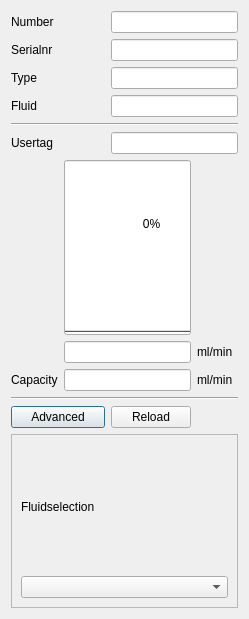
Above: ui/flowchannel_meter.ui from ArJKloek/FlowControl before the change. Below: the same form after it.
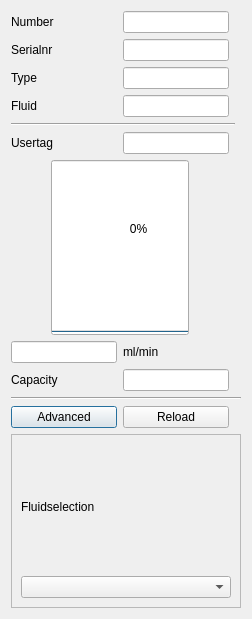
That is the form after the change.

The edit to the form file:
```diff
--- a/ui/flowchannel_meter.ui
+++ b/ui/flowchannel_meter.ui
@@ -6,7 +6,7 @@
    <rect>
     <x>0</x>
     <y>0</y>
-    <width>249</width>
+    <width>252</width>
     <height>619</height>
    </rect>
   </property>
@@ -19,29 +19,16 @@
   <property name="windowTitle">
    <string>FlowChannel</string>
   </property>
-  <layout class="QGridLayout" name="gridLayout">
-   <item row="7" column="1" colspan="2">
-    <layout class="QGridLayout" name="gridLayout_2">
-     <item row="0" column="0">
-      <widget class="QProgressBar" name="progressBar">
-       <property name="sizePolicy">
-        <sizepolicy hsizetype="Expanding" vsizetype="Expanding">
-         <horstretch>0</horstretch>
-         <verstretch>0</verstretch>
-        </sizepolicy>
-       </property>
-       <property name="value">
-        <number>0</number>
-       </property>
-       <property name="orientation">
-        <enum>Qt::Vertical</enum>
-       </property>
-      </widget>
-     </item>
-    </layout>
+  <layout class="QGridLayout" name="gridLayout" columnstretch="0,0,0,0">
+   <item row="11" column="1">
+    <widget class="QLineEdit" name="le_capacity">
+     <property name="readOnly">
+      <bool>true</bool>
+     </property>
+    </widget>
    </item>
-   <item row="6" column="2" colspan="2">
-    <widget class="QLineEdit" name="le_usertag">
+   <item row="3" column="1">
+    <widget class="QLineEdit" name="le_fluid">
      <property name="enabled">
       <bool>true</bool>
      </property>
@@ -57,34 +44,14 @@
      </property>
     </widget>
    </item>
-   <item row="0" column="2" colspan="2">
-    <widget class="QLineEdit" name="le_number"/>
-   </item>
-   <item row="10" column="0" colspan="4">
-    <widget class="Line" name="line_2">
-     <property name="orientation">
-      <enum>Qt::Horizontal</enum>
-     </property>
-    </widget>
-   </item>
-   <item row="2" column="2" colspan="2">
-    <widget class="QLineEdit" name="le_type">
-     <property name="enabled">
-      <bool>true</bool>
-     </property>
-     <property name="readOnly">
-      <bool>true</bool>
-     </property>
-    </widget>
-   </item>
-   <item row="11" column="0" colspan="2">
-    <widget class="QPushButton" name="btnAdvanced">
-     <property name="text">
-      <string>Advanced</string>
-     </property>
-    </widget>
-   </item>
    <item row="12" column="0" colspan="4">
+    <widget class="Line" name="line_2">
+     <property name="orientation">
+      <enum>Qt::Horizontal</enum>
+     </property>
+    </widget>
+   </item>
+   <item row="14" column="0" colspan="4">
     <widget class="QFrame" name="advancedFrame">
      <property name="enabled">
       <bool>true</bool>
@@ -115,17 +82,7 @@
      </layout>
     </widget>
    </item>
-   <item row="3" column="2" colspan="2">
-    <widget class="QLineEdit" name="le_fluid">
-     <property name="enabled">
-      <bool>true</bool>
-     </property>
-     <property name="readOnly">
-      <bool>true</bool>
-     </property>
-    </widget>
-   </item>
-   <item row="6" column="0">
+   <item row="7" column="0">
     <widget class="QLabel" name="lb_usertag">
      <property name="text">
       <string>Usertag</string>
@@ -139,27 +96,13 @@
      </property>
     </widget>
    </item>
-   <item row="9" column="1" colspan="2">
-    <widget class="QLineEdit" name="le_capacity">
-     <property name="readOnly">
-      <bool>true</bool>
-     </property>
-    </widget>
-   </item>
-   <item row="9" column="0">
+   <item row="11" column="0">
     <widget class="QLabel" name="lb_capacity">
      <property name="text">
       <string>Capacity</string>
      </property>
     </widget>
    </item>
-   <item row="9" column="3">
-    <widget class="QLabel" name="lb_unit2">
-     <property name="text">
-      <string>ml/min</string>
-     </property>
-    </widget>
-   </item>
    <item row="1" column="0">
     <widget class="QLabel" name="lb_serialnr">
      <property name="text">
@@ -167,30 +110,6 @@
      </property>
     </widget>
    </item>
-   <item row="5" column="0" colspan="4">
-    <widget class="Line" name="line">
-     <property name="orientation">
-      <enum>Qt::Horizontal</enum>
-     </property>
-    </widget>
-   </item>
-   <item row="8" column="3">
-    <widget class="QLabel" name="lb_unit1">
-     <property name="text">
-      <string>ml/min</string>
-     </property>
-    </widget>
-   </item>
-   <item row="1" column="2" colspan="2">
-    <widget class="QLineEdit" name="le_serial">
-     <property name="enabled">
-      <bool>true</bool>
-     </property>
-     <property name="readOnly">
-      <bool>true</bool>
-     </property>
-    </widget>
-   </item>
    <item row="2" column="0">
     <widget class="QLabel" name="lb_ID">
      <property name="text">
@@ -198,14 +117,120 @@
      </property>
     </widget>
    </item>
-   <item row="11" column="2">
+   <item row="6" column="0" colspan="3">
+    <widget class="Line" name="line">
+     <property name="orientation">
+      <enum>Qt::Horizontal</enum>
+     </property>
+    </widget>
+   </item>
+   <item row="7" column="1">
+    <widget class="QLineEdit" name="le_usertag">
+     <property name="enabled">
+      <bool>true</bool>
+     </property>
+     <property name="readOnly">
+      <bool>true</bool>
+     </property>
+    </widget>
+   </item>
+   <item row="2" column="1">
+    <widget class="QLineEdit" name="le_type">
+     <property name="enabled">
+      <bool>true</bool>
+     </property>
+     <property name="readOnly">
+      <bool>true</bool>
+     </property>
+    </widget>
+   </item>
+   <item row="0" column="1">
+    <widget class="QLineEdit" name="le_number"/>
+   </item>
+   <item row="1" column="1">
+    <widget class="QLineEdit" name="le_serial">
+     <property name="enabled">
+      <bool>true</bool>
+     </property>
+     <property name="readOnly">
+      <bool>true</bool>
+     </property>
+    </widget>
+   </item>
+   <item row="13" column="0">
+    <widget class="QPushButton" name="btnAdvanced">
+     <property name="text">
+      <string>Advanced</string>
+     </property>
+    </widget>
+   </item>
+   <item row="13" column="1">
     <widget class="QPushButton" name="pb_reload">
      <property name="text">
       <string>Reload</string>
      </property>
     </widget>
    </item>
-   <item row="8" column="1" colspan="2">
+   <item row="8" column="0" colspan="2">
+    <layout class="QGridLayout" name="gridLayout_2">
+     <item row="0" column="1">
+      <widget class="QProgressBar" name="pb_flow">
+       <property name="sizePolicy">
+        <sizepolicy hsizetype="Ignored" vsizetype="Expanding">
+         <horstretch>0</horstretch>
+         <verstretch>0</verstretch>
+        </sizepolicy>
+       </property>
+       <property name="value">
+        <number>0</number>
+       </property>
+       <property name="orientation">
+        <enum>Qt::Vertical</enum>
+       </property>
+      </widget>
+     </item>
+     <item row="0" column="0">
+      <spacer name="horizontalSpacer">
+       <property name="orientation">
+        <enum>Qt::Horizontal</enum>
+       </property>
+       <property name="sizeType">
+        <enum>QSizePolicy::Fixed</enum>
+       </property>
+       <property name="sizeHint" stdset="0">
+        <size>
+         <width>40</width>
+         <height>20</height>
+        </size>
+       </property>
+      </spacer>
+     </item>
+     <item row="0" column="2">
+      <spacer name="horizontalSpacer_2">
+       <property name="orientation">
+        <enum>Qt::Horizontal</enum>
+       </property>
+       <property name="sizeType">
+        <enum>QSizePolicy::Fixed</enum>
+       </property>
+       <property name="sizeHint" stdset="0">
+        <size>
+         <width>40</width>
+         <height>20</height>
+        </size>
+       </property>
+      </spacer>
+     </item>
+    </layout>
+   </item>
+   <item row="9" column="1">
+    <widget class="QLabel" name="lb_unit">
+     <property name="text">
+      <string>ml/min</string>
+     </property>
+    </widget>
+   </item>
+   <item row="9" column="0">
     <widget class="QLineEdit" name="le_measure_flow">
      <property name="enabled">
       <bool>true</bool>
```
